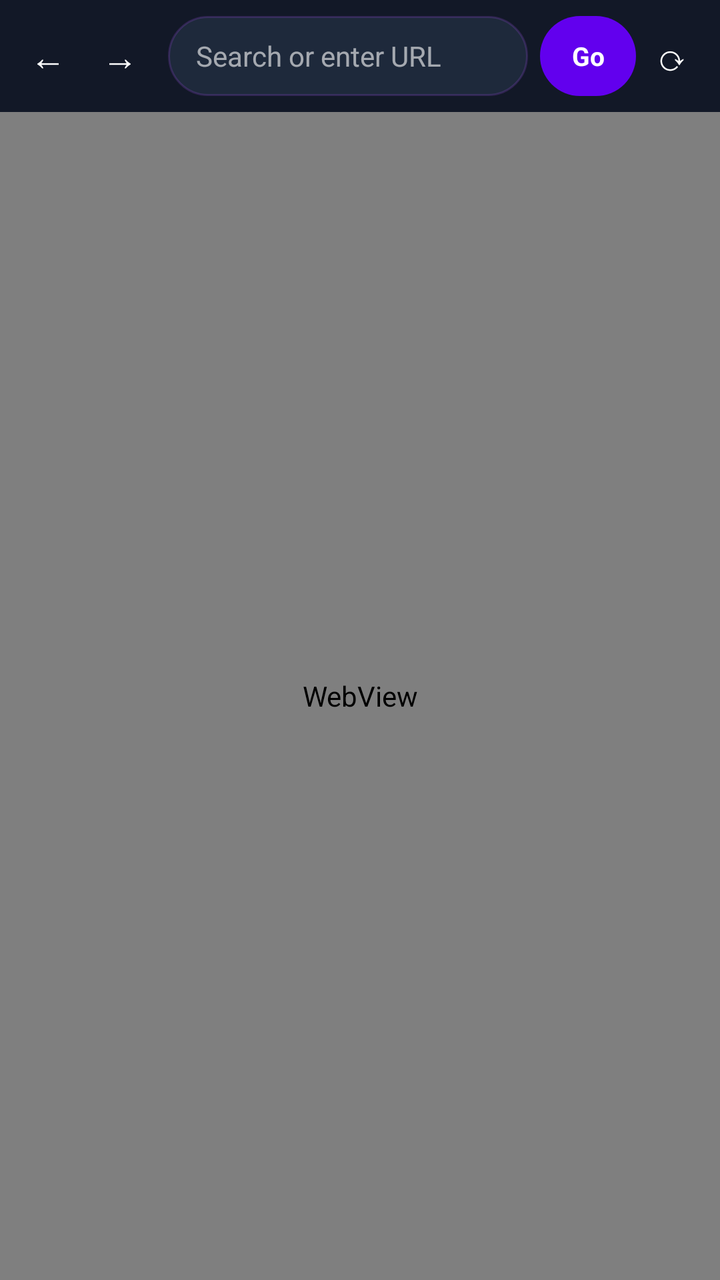
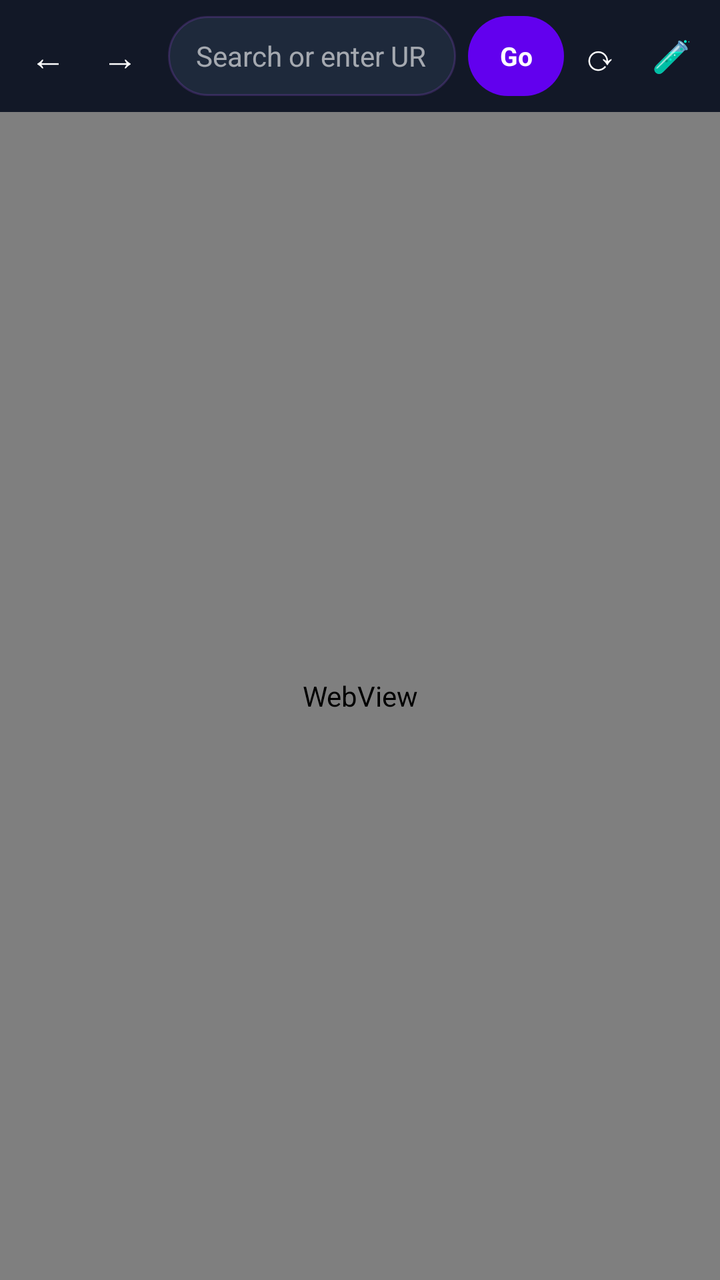

Before-and-after screenshots of an Android layout around one commit, followed by the original layout XML and the change that was made.
<!-- AndroidManifest.xml: application theme Theme.LightBrowser -->
<!-- res/layout/fragment_browser.xml -->
<?xml version="1.0" encoding="utf-8"?>
<LinearLayout xmlns:android="http://schemas.android.com/apk/res/android"
    android:layout_width="match_parent"
    android:layout_height="match_parent"
    android:orientation="vertical"
    android:background="@color/bg_dark">

    <LinearLayout
        android:layout_width="match_parent"
        android:layout_height="56dp"
        android:orientation="horizontal"
        android:padding="6dp"
        android:gravity="center_vertical"
        android:background="@color/surface">

        <TextView
            android:id="@+id/btnBack"
            android:layout_width="36dp"
            android:layout_height="36dp"
            android:gravity="center"
            android:text="@string/action_back"
            android:textColor="@color/white"
            android:textSize="18sp"
            android:background="?attr/selectableItemBackgroundBorderless"/>

        <TextView
            android:id="@+id/btnForward"
            android:layout_width="36dp"
            android:layout_height="36dp"
            android:gravity="center"
            android:text="@string/action_forward"
            android:textColor="@color/white"
            android:textSize="18sp"
            android:background="?attr/selectableItemBackgroundBorderless"/>

        <EditText
            android:id="@+id/urlBar"
            android:layout_width="0dp"
            android:layout_height="40dp"
            android:layout_weight="1"
            android:layout_marginHorizontal="6dp"
            android:background="@drawable/bg_url_bar"
            android:hint="@string/hint_url"
            android:textColor="@color/white"
            android:textColorHint="#99FFFFFF"
            android:paddingHorizontal="14dp"
            android:singleLine="true"
            android:imeOptions="actionGo"
            android:inputType="textUri"
            android:textSize="14sp"/>

        <TextView
            android:id="@+id/btnGo"
            android:layout_width="48dp"
            android:layout_height="40dp"
            android:gravity="center"
            android:text="@string/action_go"
            android:textColor="@color/white"
            android:backgroundTint="@color/purple_500"
            android:background="@drawable/bg_btn_go"
            android:textSize="13sp"
            android:textStyle="bold"/>

        <TextView
            android:id="@+id/btnRefresh"
            android:layout_width="36dp"
            android:layout_height="36dp"
            android:gravity="center"
            android:text="@string/action_refresh"
            android:textColor="@color/white"
            android:textSize="18sp"
            android:background="?attr/selectableItemBackgroundBorderless"/>
    </LinearLayout>

    <ProgressBar
        android:id="@+id/progress"
        style="?android:attr/progressBarStyleHorizontal"
        android:layout_width="match_parent"
        android:layout_height="2dp"
        android:max="100"
        android:progressTint="@color/purple_500"
        android:visibility="gone"/>

    <WebView
        android:id="@+id/webView"
        android:layout_width="match_parent"
        android:layout_height="0dp"
        android:layout_weight="1"/>
</LinearLayout>
<!-- resources referenced by this layout -->
<resources>
  <color name="bg_dark">#0B0F19</color>
  <color name="purple_500">#6200EE</color>
  <color name="surface">#121827</color>
  <color name="white">#FFFFFF</color>
  <!-- drawable bg_btn_go (drawable) -->
  <shape xmlns:android="http://schemas.android.com/apk/res/android" android:shape="rectangle">
      <corners android:radius="20dp"/>
      <solid android:color="#A855F7"/>
  </shape>
  <!-- drawable bg_url_bar (drawable) -->
  <shape xmlns:android="http://schemas.android.com/apk/res/android" android:shape="rectangle">
      <corners android:radius="20dp"/>
      <solid android:color="#1E293B"/>
      <stroke android:width="1dp" android:color="#33A855F7"/>
  </shape>
  <string name="action_back">←</string>
  <string name="action_forward">→</string>
  <string name="action_go">Go</string>
  <string name="action_refresh">⟳</string>
  <string name="hint_url">Search or enter URL</string>
  <style name="Theme.LightBrowser" parent="Theme.Material3.DayNight.NoActionBar">
          <item name="colorPrimary">@color/purple_500</item>
          <item name="colorPrimaryVariant">@color/purple_700</item>
          <item name="colorOnPrimary">@color/white</item>
          <item name="android:statusBarColor">@color/bg_dark</item>
          <item name="android:windowLightStatusBar">false</item>
      </style>
  <color name="purple_700">#3700B3</color>
</resources>

<!-- the commit's change to res/layout/fragment_browser.xml (unified diff, before → after) -->
@@ -70,6 +70,16 @@
             android:textColor="@color/white"
             android:textSize="18sp"
             android:background="?attr/selectableItemBackgroundBorderless"/>
+
+        <TextView
+            android:id="@+id/btnTest"
+            android:layout_width="36dp"
+            android:layout_height="36dp"
+            android:gravity="center"
+            android:text="🧪"
+            android:textColor="@color/white"
+            android:textSize="16sp"
+            android:background="?attr/selectableItemBackgroundBorderless"/>
     </LinearLayout>
 
     <ProgressBar
